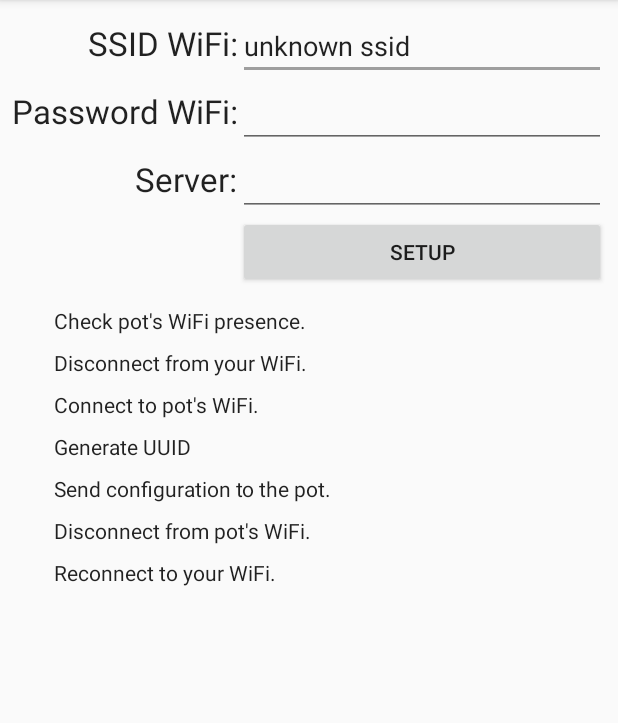
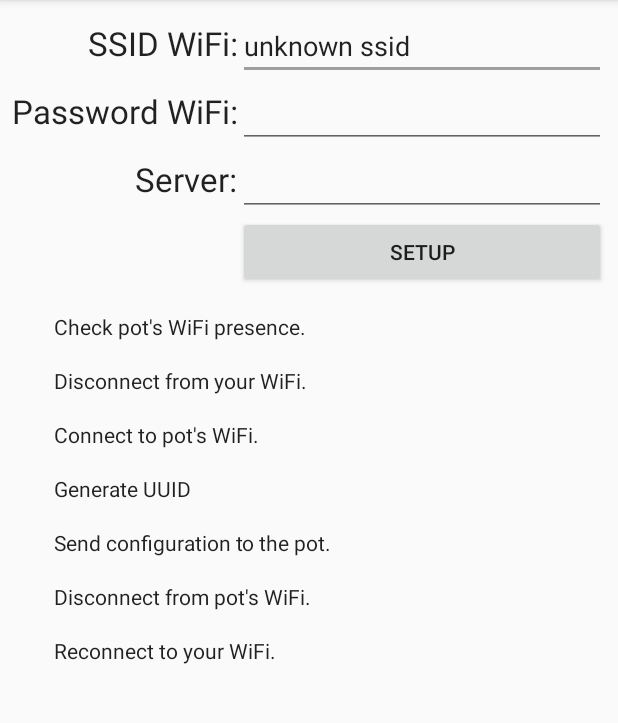
Before and after one commit to msplr/PolyPot, an Android app: the ActivitySetup screen opened directly, with no data from a screen before it, on a phone screen of 412 x 824 dp, the part 84-807 px from its top. Run offline under Robolectric (Android 15) with nearby library versions, the light colour scheme and no system bars; our stand-ins replace EventBus, Volley; network calls fail.

Commit message:
Mutualize dimensions and better internationalization

```diff
--- a/smartphone/app/src/main/res/layout/activity_setup.xml
+++ b/smartphone/app/src/main/res/layout/activity_setup.xml
@@ -16,9 +16,9 @@
             android:id="@+id/gridLayout"
             android:layout_width="match_parent"
             android:layout_height="wrap_content"
-            android:layout_marginEnd="8dp"
-            android:layout_marginStart="8dp"
-            android:layout_marginTop="8dp"
+            android:layout_marginEnd="@dimen/activity_margin"
+            android:layout_marginStart="@dimen/activity_margin"
+            android:layout_marginTop="@dimen/activity_margin"
             app:layout_constraintEnd_toEndOf="parent"
             app:layout_constraintStart_toStartOf="parent"
             app:layout_constraintTop_toTopOf="parent">
@@ -98,10 +98,10 @@
         <LinearLayout
             android:layout_width="match_parent"
             android:layout_height="wrap_content"
-            android:layout_marginBottom="8dp"
-            android:layout_marginEnd="8dp"
-            android:layout_marginStart="8dp"
-            android:layout_marginTop="8dp"
+            android:layout_marginBottom="@dimen/activity_margin"
+            android:layout_marginEnd="@dimen/activity_margin"
+            android:layout_marginStart="@dimen/activity_margin"
+            android:layout_marginTop="@dimen/activity_margin"
             android:gravity="center"
             android:orientation="vertical"
             app:layout_constraintBottom_toBottomOf="parent"
@@ -114,20 +114,20 @@
                 android:layout_height="wrap_content"
                 android:gravity="center"
                 android:orientation="horizontal"
-                android:paddingBottom="4dp"
-                android:paddingTop="4dp">
+                android:paddingBottom="@dimen/inter_element_spacing_half"
+                android:paddingTop="@dimen/inter_element_spacing_half">
 
                 <ProgressBar
                     android:id="@+id/wifi_presence_progressBar"
                     style="?android:attr/progressBarStyle"
-                    android:layout_width="20dp"
-                    android:layout_height="20dp"
+                    android:layout_width="@dimen/setup_status"
+                    android:layout_height="@dimen/setup_status"
                     android:visibility="invisible" />
 
                 <ImageView
                     android:id="@+id/wifi_presence_tick"
-                    android:layout_width="20dp"
-                    android:layout_height="20dp"
+                    android:layout_width="@dimen/setup_status"
+                    android:layout_height="@dimen/setup_status"
                     android:tint="@color/limeAccent"
                     android:visibility="gone"
                     app:srcCompat="@drawable/ic_tick"
@@ -135,8 +135,8 @@
 
                 <ImageView
                     android:id="@+id/wifi_presence_cross"
-                    android:layout_width="20dp"
-                    android:layout_height="20dp"
+                    android:layout_width="@dimen/setup_status"
+                    android:layout_height="@dimen/setup_status"
                     android:tint="@color/red"
                     android:visibility="gone"
                     app:srcCompat="@drawable/ic_cross"
@@ -147,7 +147,7 @@
                     android:layout_width="0dp"
                     android:layout_height="wrap_content"
                     android:layout_weight="1"
-                    android:paddingLeft="8dp"
+                    android:paddingLeft="@dimen/inter_element_spacing"
                     android:text="@string/wifi_presence"
                     android:textAppearance="@style/TextAppearance.AppCompat.Body1" />
             </LinearLayout>
@@ -157,20 +157,20 @@
                 android:layout_height="wrap_content"
                 android:gravity="center"
                 android:orientation="horizontal"
-                android:paddingBottom="4dp"
-                android:paddingTop="4dp">
+                android:paddingBottom="@dimen/inter_element_spacing_half"
+                android:paddingTop="@dimen/inter_element_spacing_half">
 
                 <ProgressBar
                     android:id="@+id/wifi_disconnect_user_progressBar"
                     style="?android:attr/progressBarStyle"
-                    android:layout_width="20dp"
-                    android:layout_height="20dp"
+                    android:layout_width="@dimen/setup_status"
+                    android:layout_height="@dimen/setup_status"
                     android:visibility="invisible" />
 
                 <ImageView
                     android:id="@+id/wifi_disconnect_user_tick"
-                    android:layout_width="20dp"
-                    android:layout_height="20dp"
+                    android:layout_width="@dimen/setup_status"
+                    android:layout_height="@dimen/setup_status"
                     android:tint="@color/limeAccent"
                     android:visibility="gone"
                     app:srcCompat="@drawable/ic_tick"
@@ -178,8 +178,8 @@
 
                 <ImageView
                     android:id="@+id/wifi_disconnect_user_cross"
-                    android:layout_width="20dp"
-                    android:layout_height="20dp"
+                    android:layout_width="@dimen/setup_status"
+                    android:layout_height="@dimen/setup_status"
                     android:tint="@color/red"
                     android:visibility="gone"
                     app:srcCompat="@drawable/ic_cross"
@@ -190,7 +190,7 @@
                     android:layout_width="0dp"
                     android:layout_height="wrap_content"
                     android:layout_weight="1"
-                    android:paddingLeft="8dp"
+                    android:paddingLeft="@dimen/inter_element_spacing"
                     android:text="@string/wifi_disconnect_user"
                     android:textAppearance="@style/TextAppearance.AppCompat.Body1" />
             </LinearLayout>
@@ -200,20 +200,20 @@
                 android:layout_height="wrap_content"
                 android:gravity="center"
                 android:orientation="horizontal"
-                android:paddingBottom="4dp"
-                android:paddingTop="4dp">
+                android:paddingBottom="@dimen/inter_element_spacing_half"
+                android:paddingTop="@dimen/inter_element_spacing_half">
 
                 <ProgressBar
                     android:id="@+id/wifi_connect_pot_progressBar"
                     style="?android:attr/progressBarStyle"
-                    android:layout_width="20dp"
-                    android:layout_height="20dp"
+                    android:layout_width="@dimen/setup_status"
+                    android:layout_height="@dimen/setup_status"
                     android:visibility="invisible" />
 
                 <ImageView
                     android:id="@+id/wifi_connect_pot_tick"
-                    android:layout_width="20dp"
-                    android:layout_height="20dp"
+                    android:layout_width="@dimen/setup_status"
+                    android:layout_height="@dimen/setup_status"
                     android:tint="@color/limeAccent"
                     android:visibility="gone"
                     app:srcCompat="@drawable/ic_tick"
@@ -221,8 +221,8 @@
 
                 <ImageView
                     android:id="@+id/wifi_connect_pot_cross"
-                    android:layout_width="20dp"
-                    android:layout_height="20dp"
+                    android:layout_width="@dimen/setup_status"
+                    android:layout_height="@dimen/setup_status"
                     android:tint="@color/red"
                     android:visibility="gone"
                     app:srcCompat="@drawable/ic_cross"
@@ -233,7 +233,7 @@
                     android:layout_width="0dp"
                     android:layout_height="wrap_content"
                     android:layout_weight="1"
-                    android:paddingLeft="8dp"
+                    android:paddingLeft="@dimen/inter_element_spacing"
                     android:text="@string/wifi_connect_pot"
                     android:textAppearance="@style/TextAppearance.AppCompat.Body1" />
             </LinearLayout>
@@ -243,20 +243,20 @@
                 android:layout_height="wrap_content"
                 android:gravity="center"
                 android:orientation="horizontal"
-                android:paddingBottom="4dp"
-                android:paddingTop="4dp">
+                android:paddingBottom="@dimen/inter_element_spacing_half"
+                android:paddingTop="@dimen/inter_element_spacing_half">
 
                 <ProgressBar
                     android:id="@+id/uuid_generate_progressBar"
                     style="?android:attr/progressBarStyle"
-                    android:layout_width="20dp"
-                    android:layout_height="20dp"
+                    android:layout_width="@dimen/setup_status"
+                    android:layout_height="@dimen/setup_status"
                     android:visibility="invisible" />
 
                 <ImageView
                     android:id="@+id/uuid_generate_tick"
-                    android:layout_width="20dp"
-                    android:layout_height="20dp"
+                    android:layout_width="@dimen/setup_status"
+                    android:layout_height="@dimen/setup_status"
                     android:tint="@color/limeAccent"
                     android:visibility="gone"
                     app:srcCompat="@drawable/ic_tick"
@@ -264,8 +264,8 @@
 
                 <ImageView
                     android:id="@+id/uuid_generate_cross"
-                    android:layout_width="20dp"
-                    android:layout_height="20dp"
+                    android:layout_width="@dimen/setup_status"
+                    android:layout_height="@dimen/setup_status"
                     android:tint="@color/red"
                     android:visibility="gone"
                     app:srcCompat="@drawable/ic_cross"
@@ -276,7 +276,7 @@
                     android:layout_width="0dp"
                     android:layout_height="wrap_content"
                     android:layout_weight="1"
-                    android:paddingLeft="8dp"
+                    android:paddingLeft="@dimen/inter_element_spacing"
                     android:text="@string/uuid_generate"
                     android:textAppearance="@style/TextAppearance.AppCompat.Body1" />
             </LinearLayout>
@@ -286,20 +286,20 @@
                 android:layout_height="wrap_content"
                 android:gravity="center"
                 android:orientation="horizontal"
-                android:paddingBottom="4dp"
-                android:paddingTop="4dp">
+                android:paddingBottom="@dimen/inter_element_spacing_half"
+                android:paddingTop="@dimen/inter_element_spacing_half">
 
                 <ProgressBar
                     android:id="@+id/configuration_send_progressBar"
                     style="?android:attr/progressBarStyle"
-                    android:layout_width="20dp"
-                    android:layout_height="20dp"
+                    android:layout_width="@dimen/setup_status"
+                    android:layout_height="@dimen/setup_status"
                     android:visibility="invisible" />
 
                 <ImageView
                     android:id="@+id/configuration_send_tick"
-                    android:layout_width="20dp"
-                    android:layout_height="20dp"
+                    android:layout_width="@dimen/setup_status"
+                    android:layout_height="@dimen/setup_status"
                     android:tint="@color/limeAccent"
                     android:visibility="gone"
                     app:srcCompat="@drawable/ic_tick"
@@ -307,8 +307,8 @@
 
                 <ImageView
                     android:id="@+id/configuration_send_cross"
-                    android:layout_width="20dp"
-                    android:layout_height="20dp"
+                    android:layout_width="@dimen/setup_status"
+                    android:layout_height="@dimen/setup_status"
                     android:tint="@color/red"
                     android:visibility="gone"
                     app:srcCompat="@drawable/ic_cross"
@@ -319,7 +319,7 @@
                     android:layout_width="0dp"
                     android:layout_height="wrap_content"
                     android:layout_weight="1"
-                    android:paddingLeft="8dp"
+                    android:paddingLeft="@dimen/inter_element_spacing"
                     android:text="@string/configuration_send"
                     android:textAppearance="@style/TextAppearance.AppCompat.Body1" />
             </LinearLayout>
@@ -329,20 +329,20 @@
                 android:layout_height="wrap_content"
                 android:gravity="center"
                 android:orientation="horizontal"
-                android:paddingBottom="4dp"
-                android:paddingTop="4dp">
+                android:paddingBottom="@dimen/inter_element_spacing_half"
+                android:paddingTop="@dimen/inter_element_spacing_half">
 
                 <ProgressBar
                     android:id="@+id/wifi_disconnect_pot_progressBar"
                     style="?android:attr/progressBarStyle"
-                    android:layout_width="20dp"
-                    android:layout_height="20dp"
+                    android:layout_width="@dimen/setup_status"
+                    android:layout_height="@dimen/setup_status"
                     android:visibility="invisible" />
 
                 <ImageView
                     android:id="@+id/wifi_disconnect_pot_tick"
-                    android:layout_width="20dp"
-                    android:layout_height="20dp"
+                    android:layout_width="@dimen/setup_status"
+                    android:layout_height="@dimen/setup_status"
                     android:tint="@color/limeAccent"
                     android:visibility="gone"
                     app:srcCompat="@drawable/ic_tick"
@@ -350,8 +350,8 @@
 
                 <ImageView
                     android:id="@+id/wifi_disconnect_pot_cross"
-                    android:layout_width="20dp"
-                    android:layout_height="20dp"
+                    android:layout_width="@dimen/setup_status"
+                    android:layout_height="@dimen/setup_status"
                     android:tint="@color/red"
                     android:visibility="gone"
                     app:srcCompat="@drawable/ic_cross"
@@ -362,7 +362,7 @@
                     android:layout_width="0dp"
                     android:layout_height="wrap_content"
                     android:layout_weight="1"
-                    android:paddingLeft="8dp"
+                    android:paddingLeft="@dimen/inter_element_spacing"
                     android:text="@string/wifi_disconnect_pot"
                     android:textAppearance="@style/TextAppearance.AppCompat.Body1" />
             </LinearLayout>
@@ -372,20 +372,20 @@
                 android:layout_height="wrap_content"
                 android:gravity="center"
                 android:orientation="horizontal"
-                android:paddingBottom="4dp"
-                android:paddingTop="4dp">
+                android:paddingBottom="@dimen/inter_element_spacing_half"
+                android:paddingTop="@dimen/inter_element_spacing_half">
 
                 <ProgressBar
                     android:id="@+id/wifi_reconnect_user_progressBar"
                     style="?android:attr/progressBarStyle"
-                    android:layout_width="20dp"
-                    android:layout_height="20dp"
+                    android:layout_width="@dimen/setup_status"
+                    android:layout_height="@dimen/setup_status"
                     android:visibility="invisible" />
 
                 <ImageView
                     android:id="@+id/wifi_reconnect_user_tick"
-                    android:layout_width="20dp"
-                    android:layout_height="20dp"
+                    android:layout_width="@dimen/setup_status"
+                    android:layout_height="@dimen/setup_status"
                     android:tint="@color/limeAccent"
                     android:visibility="gone"
                     app:srcCompat="@drawable/ic_tick"
@@ -393,8 +393,8 @@
 
                 <ImageView
                     android:id="@+id/wifi_reconnect_user_cross"
-                    android:layout_width="20dp"
-                    android:layout_height="20dp"
+                    android:layout_width="@dimen/setup_status"
+                    android:layout_height="@dimen/setup_status"
                     android:tint="@color/red"
                     android:visibility="gone"
                     app:srcCompat="@drawable/ic_cross"
@@ -405,7 +405,7 @@
                     android:layout_width="0dp"
                     android:layout_height="wrap_content"
                     android:layout_weight="1"
-                    android:paddingLeft="8dp"
+                    android:paddingLeft="@dimen/inter_element_spacing"
                     android:text="@string/wifi_reconnect_user"
                     android:textAppearance="@style/TextAppearance.AppCompat.Body1" />
             </LinearLayout>
--- a/smartphone/app/src/main/res/layout/preference_seekbar.xml
+++ b/smartphone/app/src/main/res/layout/preference_seekbar.xml
@@ -14,7 +14,7 @@
         android:id="@+id/text"
         android:layout_width="wrap_content"
         android:layout_height="wrap_content"
-        android:paddingLeft="8dp"
-        android:paddingRight="8dp"
+        android:paddingLeft="@dimen/inter_element_spacing"
+        android:paddingRight="@dimen/inter_element_spacing"
         android:text="" />
 </LinearLayout>
--- a/smartphone/app/src/main/res/values/dimens.xml
+++ b/smartphone/app/src/main/res/values/dimens.xml
@@ -1,7 +1,18 @@
 <resources>
-    <!-- Default screen margins, per the Android Design guidelines. -->
-    <dimen name="activity_horizontal_margin">16dp</dimen>
-    <dimen name="activity_vertical_margin">16dp</dimen>
+    <!-- General -->
+    <dimen name="activity_margin">8dp</dimen>
     <dimen name="appbar_padding_top">8dp</dimen>
+
+    <dimen name="inter_element_spacing">8dp</dimen>
+    <dimen name="inter_element_spacing_half">8dp</dimen>
+
+    <!-- Summary -->
     <dimen name="card_height">140dp</dimen>
+    <dimen name="card_padding">8dp</dimen>
+
+    <!-- Tabs -->
+    <dimen name="graph_height">200dp</dimen>
+
+    <!-- Setup pot -->
+    <dimen name="setup_status">20dp</dimen>
 </resources>
```
Also changed, not shown: smartphone/app/src/main/res/layout/fragment_luminosity.xml (+11 -11 lines), smartphone/app/src/main/res/layout/fragment_soil_moisture.xml (+11 -11 lines), smartphone/app/src/main/res/layout/fragment_summary.xml (+8 -8 lines), smartphone/app/src/main/res/layout/fragment_temperature.xml (+11 -11 lines), smartphone/app/src/main/res/layout/fragment_water_level.xml (+11 -11 lines), smartphone/app/src/main/res/values/strings.xml (+17 -2 lines), smartphone/app/src/main/res/xml/configuration.xml (+16 -16 lines).
